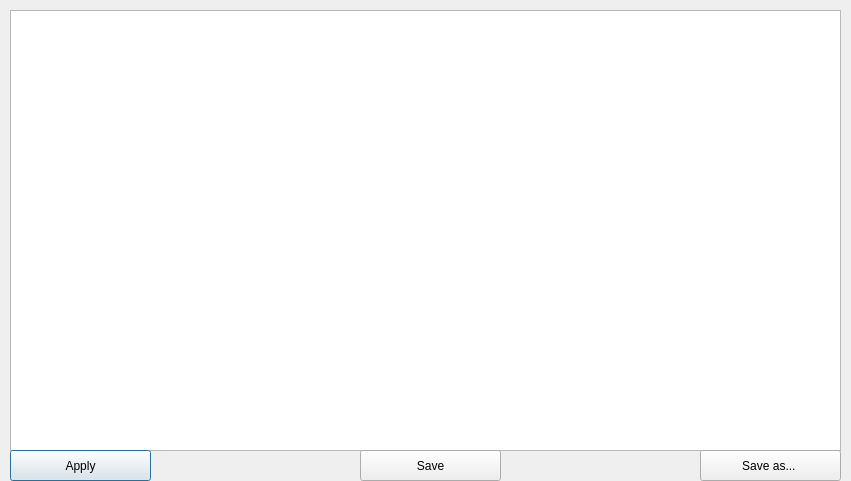
Before: the Qt Designer form gui/YarrGui/editcfgdialog.ui in Yarr/Yarr, drawn with Qt 5.
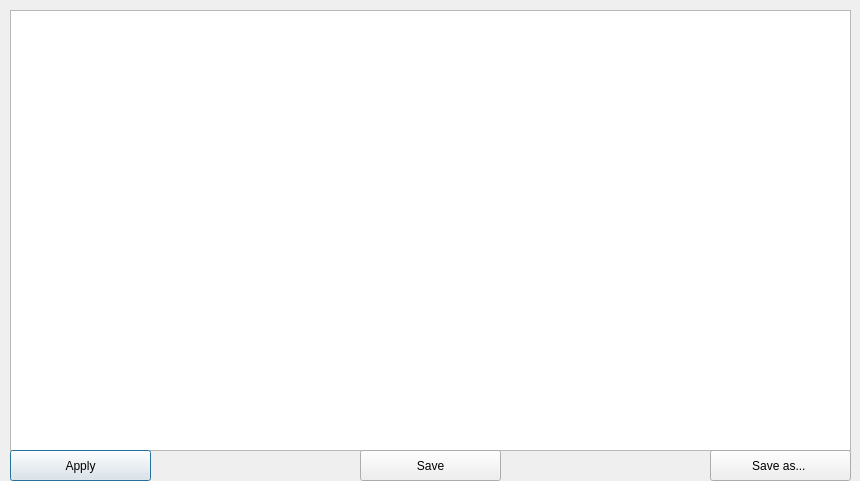
After: the same form once the commit is applied.

Commit message: Transition to JSON configs should be complete now

Patch:
```diff
--- a/gui/YarrGui/editcfgdialog.ui
+++ b/gui/YarrGui/editcfgdialog.ui
@@ -6,7 +6,7 @@
    <rect>
     <x>0</x>
     <y>0</y>
-    <width>851</width>
+    <width>860</width>
     <height>481</height>
    </rect>
   </property>
@@ -18,7 +18,7 @@
     <rect>
      <x>10</x>
      <y>10</y>
-     <width>831</width>
+     <width>841</width>
      <height>441</height>
     </rect>
    </property>
@@ -64,7 +64,7 @@
   <widget class="QPushButton" name="saveAsButton">
    <property name="geometry">
     <rect>
-     <x>700</x>
+     <x>710</x>
      <y>450</y>
      <width>141</width>
      <height>31</height>
```
The commit also changes 1 other file.
